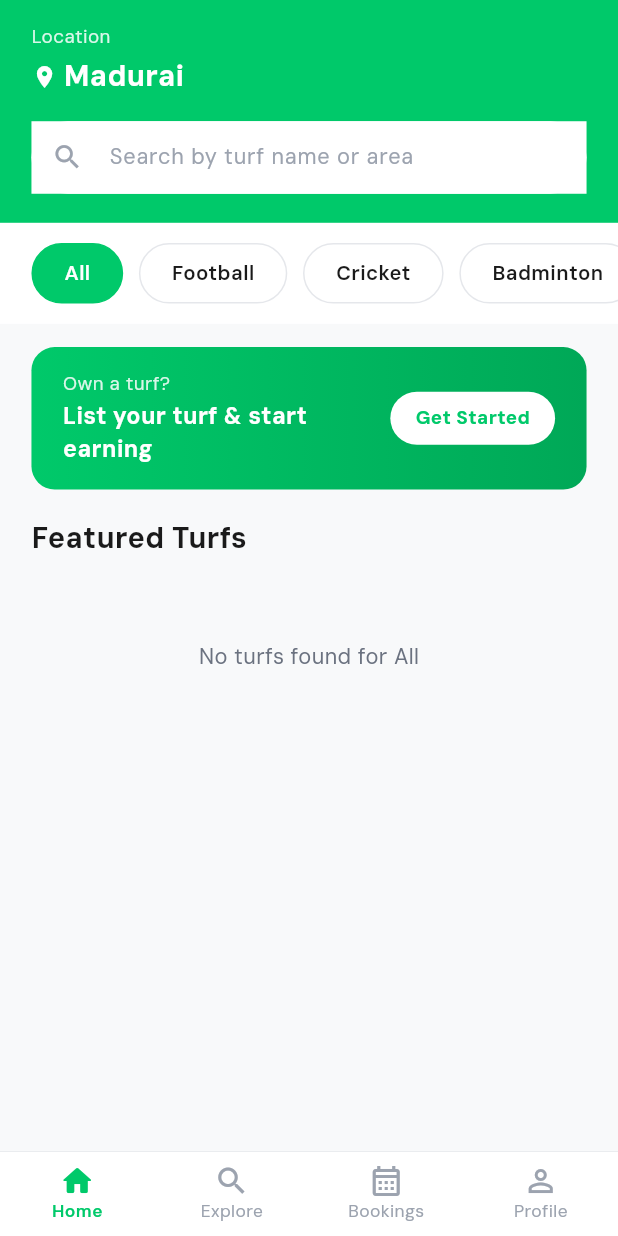
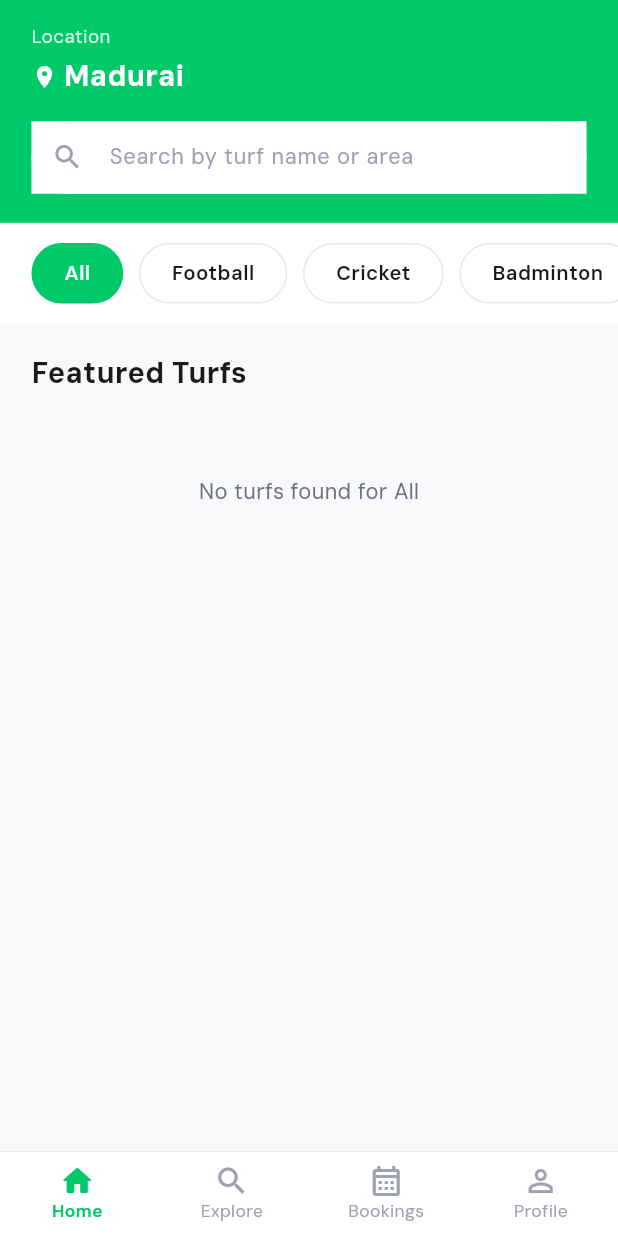
Before and after one commit to kavincoder/turfgo, a Flutter app: the screen it shows once a user with an empty profile is signed in, on a phone screen of 412 x 824 dp. Run offline on Flutter 3.47's test engine with Material 3 defaults, Android fonts, the phone set to English and light mode, and no system bars; our stand-ins replace cached_network_image, cloud_firestore, cloud_functions, confetti, firebase_auth, firebase_core and 10 more; missing offline and left inert: firebase_app_check, razorpay_flutter; accounts and stored records are empty; generated files the repository leaves out were written again.

Commit message:
Revert "feat: fix slot unavailable error, add slot auto-generation and List your turf banner"
This reverts commit 86403b9cebc0474bd32debfe4e056146001440de.

```diff
--- a/lib/screens/home/home_screen.dart
+++ b/lib/screens/home/home_screen.dart
@@ -247,70 +247,6 @@ class _HomeScreenState extends ConsumerState<HomeScreen> {
                       ),
                     );
                   }).toList(),
-                ),
-              ),
-            ),
-          ),
-
-          // "List your turf" banner
-          SliverToBoxAdapter(
-            child: Padding(
-              padding: EdgeInsets.fromLTRB(20.w, 16.h, 20.w, 0),
-              child: Container(
-                decoration: BoxDecoration(
-                  gradient: const LinearGradient(
-                    colors: [AppColors.primary, AppColors.primaryGradient],
-                    begin: Alignment.centerLeft,
-                    end: Alignment.centerRight,
-                  ),
-                  borderRadius: BorderRadius.circular(16.r),
-                ),
-                padding: EdgeInsets.symmetric(horizontal: 20.w, vertical: 16.h),
-                child: Row(
-                  children: [
-                    Expanded(
-                      child: Column(
-                        crossAxisAlignment: CrossAxisAlignment.start,
-                        children: [
-                          Text(
-                            'Own a turf?',
-                            style: TextStyle(
-                              fontSize: 13.sp,
-                              color: Colors.white.withValues(alpha: 0.85),
-                              fontFamily: AppTextStyles.bodyFont,
-                            ),
-                          ),
-                          SizedBox(height: 2.h),
-                          Text(
-                            'List your turf & start earning',
-                            style: TextStyle(
-                              fontSize: 16.sp,
-                              fontWeight: FontWeight.w700,
-                              color: Colors.white,
-                              fontFamily: AppTextStyles.bodyFont,
-                            ),
-                          ),
-                        ],
-                      ),
-                    ),
-                    Container(
-                      padding: EdgeInsets.symmetric(
-                          horizontal: 16.w, vertical: 9.h),
-                      decoration: BoxDecoration(
-                        color: Colors.white,
-                        borderRadius: BorderRadius.circular(24.r),
-                      ),
-                      child: Text(
-                        'Get Started',
-                        style: TextStyle(
-                          fontSize: 13.sp,
-                          fontWeight: FontWeight.w700,
-                          color: AppColors.primary,
-                          fontFamily: AppTextStyles.bodyFont,
-                        ),
-                      ),
-                    ),
-                  ],
                 ),
               ),
             ),
```
Also changed, not shown: lib/data/repositories/slot_repository.dart (+0 -12 lines), lib/screens/slot_selection/slot_selection_screen.dart (+2 -28 lines), 1 other file.
